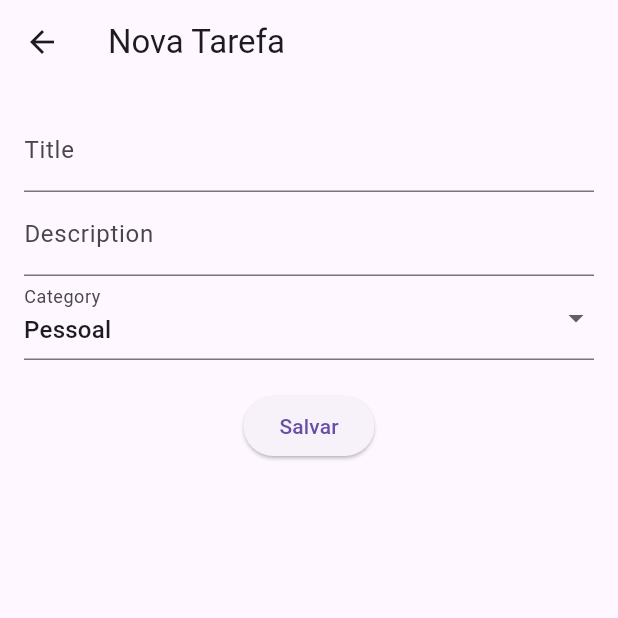
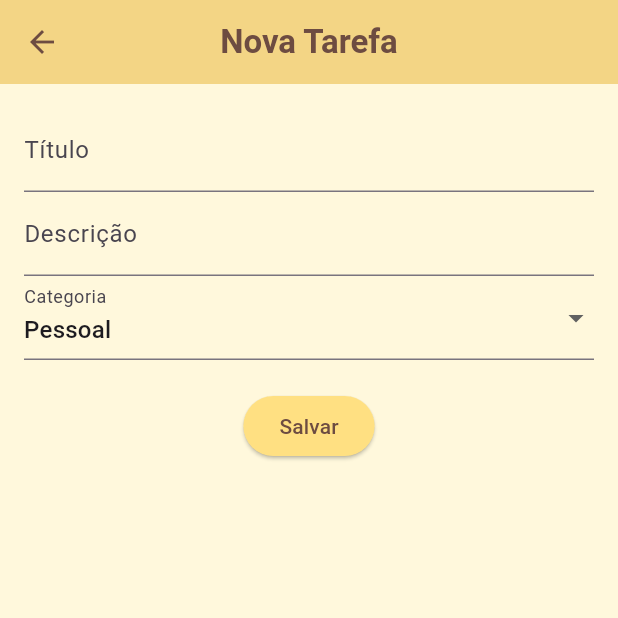
Before and after one commit to PedroWrublak/a3_mobile, a Flutter app: the screen it shows after launch, after a tap on the "add" icon, on a phone screen of 412 x 824 dp, the top half of it. Run offline on Flutter 3.47's test engine with Material 3 defaults, Android fonts, the phone set to English and light mode, and no system bars; Roboto replaces fonts that are missing (Cursive).

Commit message:
Added Category feature

```diff
--- a/lib/controllers/task_controller.dart
+++ b/lib/controllers/task_controller.dart
@@ -9,6 +9,10 @@ class TaskController extends ChangeNotifier {
 
   List<Task> get completedTasks =>
       _tasks.where((t) => t.completed).toList();
+
+  List<Task> getTasksByCategory(String category) {
+  return _tasks.where((t) => t.category == category && !t.completed).toList();
+  }
 
   void addTask(Task task) {
     _tasks.add(task);
--- a/lib/main.dart
+++ b/lib/main.dart
@@ -1,3 +1,4 @@
+import 'package:a3_mobile/screens/category_list_screen.dart';
 import 'package:flutter/material.dart';
 import 'package:provider/provider.dart';
 import 'controllers/task_controller.dart';
@@ -27,6 +28,7 @@ class ToDoApp extends StatelessWidget {
           '/new': (context) => const NewTaskScreen(),
           '/completed': (context) => const CompletedScreen(),
           '/about': (context) => const AboutScreen(),
+          '/categories': (context) => const CategoryListScreen(),
         },
       ),
     );
--- a/lib/screens/home_screen.dart
+++ b/lib/screens/home_screen.dart
@@ -32,7 +32,10 @@ class HomeScreen extends StatelessWidget {
           children: [
             const DrawerHeader(
               decoration: BoxDecoration(color: Color(0xFFFFE082)),
-              child: Text('To do App', style: TextStyle(color: Color(0xFF6D4C41), fontSize: 22)),
+              child: Text(
+                'To do App',
+                style: TextStyle(color: Color(0xFF6D4C41), fontSize: 22),
+              ),
             ),
             ListTile(
               leading: const Icon(Icons.done),
@@ -44,6 +47,11 @@ class HomeScreen extends StatelessWidget {
               leading: const Icon(Icons.info),
               title: const Text('About'),
               onTap: () => Navigator.pushReplacementNamed(context, '/about'),
+            ),
+            ListTile(
+              leading: const Icon(Icons.category),
+              title: const Text('Categorias'),
+              onTap: () => Navigator.pushNamed(context, '/categories'),
             ),
           ],
         ),
@@ -64,5 +72,4 @@ class HomeScreen extends StatelessWidget {
       ),
     );
   }
-
 }
--- a/lib/screens/new_task_screen.dart
+++ b/lib/screens/new_task_screen.dart
@@ -21,7 +21,21 @@ class _NewTaskScreenState extends State<NewTaskScreen> {
     final controller = Provider.of<TaskController>(context, listen: false);
 
     return Scaffold(
-      appBar: AppBar(title: const Text('Nova Tarefa')),
+      backgroundColor: const Color(0xFFFFF8DC),
+      appBar: AppBar(
+        title: const Text(
+          'Nova Tarefa',
+          style: TextStyle(
+            color: Color(0xFF6D4C41),
+            fontWeight: FontWeight.bold,
+            fontFamily: 'Cursive',
+          ),
+        ),
+        centerTitle: true,
+        backgroundColor: const Color(0xFFFFE082),
+        elevation: 3,
+        iconTheme: const IconThemeData(color: Color(0xFF6D4C41)),
+      ),
       body: Padding(
         padding: const EdgeInsets.all(16),
         child: Form(
@@ -29,25 +43,29 @@ class _NewTaskScreenState extends State<NewTaskScreen> {
           child: Column(
             children: [
               TextFormField(
-                decoration: const InputDecoration(labelText: 'Title'),
+                decoration: const InputDecoration(labelText: 'Título'),
                 validator: (value) =>
                     value!.isEmpty ? 'Informe um título' : null,
                 onSaved: (value) => _title = value!,
               ),
               TextFormField(
-                decoration: const InputDecoration(labelText: 'Description'),
+                decoration: const InputDecoration(labelText: 'Descrição'),
                 onSaved: (value) => _description = value ?? '',
               ),
               DropdownButtonFormField<String>(
-                value: _category,
+                initialValue: _category,
                 items: ['Pessoal', 'Trabalho', 'Estudo']
                     .map((e) => DropdownMenuItem(value: e, child: Text(e)))
                     .toList(),
                 onChanged: (v) => _category = v!,
-                decoration: const InputDecoration(labelText: 'Category'),
+                decoration: const InputDecoration(labelText: 'Categoria'),
               ),
               const SizedBox(height: 20),
               ElevatedButton(
+                style: ElevatedButton.styleFrom(
+                  backgroundColor: const Color(0xFFFFE082),
+                  foregroundColor: const Color(0xFF6D4C41),
+                ),
                 onPressed: () {
                   if (_formKey.currentState!.validate()) {
                     _formKey.currentState!.save();
--- a/lib/widgets/task_item.dart
+++ b/lib/widgets/task_item.dart
@@ -14,7 +14,7 @@ class TaskItem extends StatelessWidget {
     final controller = Provider.of<TaskController>(context, listen: false);
 
     return Card(
-      color: const Color.fromARGB(255, 236, 227, 192),
+      color: const Color(0xFFECE3C0),
       margin: const EdgeInsets.symmetric(horizontal: 10, vertical: 6),
       child: ListTile(
         title: Text(task.title),
```
Also changed, not shown: lib/screens/about_screen.dart (+9 -2 lines), lib/screens/category_list_screen.dart (added, +38 -0 lines), lib/screens/category_screen.dart (added, +44 -0 lines), lib/screens/completed_screen.dart (+9 -1 lines).
